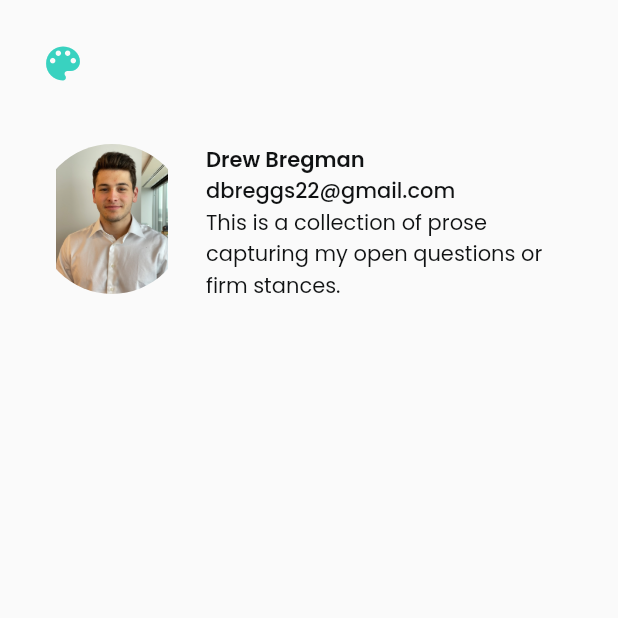
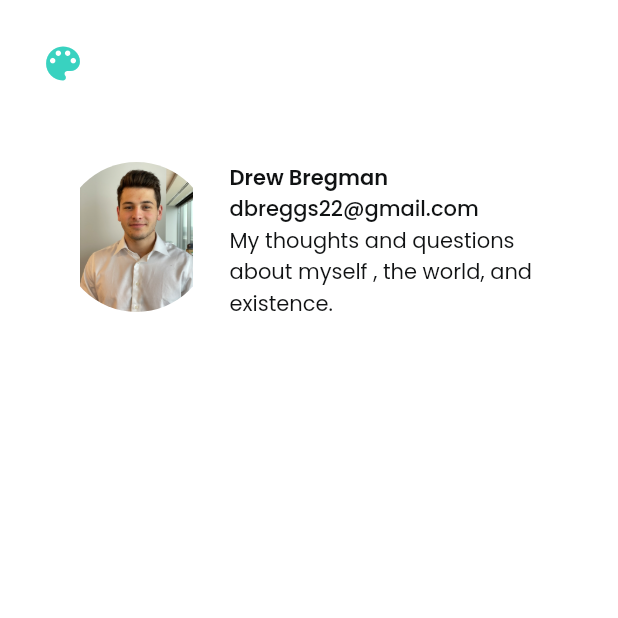
Before and after one commit to DrewBregman/personal_website, a Flutter app: the screen it shows once a user with an empty profile is signed in, after a tap on "Cancel", on a phone screen of 412 x 824 dp, the top half of it. Run offline on Flutter 3.47's test engine with Material 2 defaults, Android fonts, the phone set to English and light mode, and no system bars; our stand-ins replace auto_size_text, built_collection, built_value, cloud_firestore, easy_debounce, firebase_analytics and 13 more; missing offline and left inert: json_path; accounts and stored records are empty.

Commit message:
updates fonts and colors and containes and stuff

```diff
--- a/lib/auth/auth_util.dart
+++ b/lib/auth/auth_util.dart
@@ -39,7 +39,6 @@ Future<User?> signInOrCreateAccount(
 }
 
 Future signOut() {
-  updateUserJwtTimer();
   return FirebaseAuth.instance.signOut();
 }
 
@@ -108,27 +107,13 @@ bool get currentUserEmailVerified {
   return currentUser?.user?.emailVerified ?? false;
 }
 
-/// Create a timer that periodically gets the current user's JWT Token,
-/// since Firebase generates a new token every hour.
-Timer? _jwtTimer;
+/// Create a Stream that listens to the current user's JWT Token, since Firebase
+/// generates a new token every hour.
 String? _currentJwtToken;
-Future updateUserJwtTimer([User? user]) async {
-  _jwtTimer?.cancel();
-  // Clear the JWT token and return if the user is not logged in.
-  if (user == null) {
-    _currentJwtToken = null;
-    return;
-  }
-  // Update the user's JWT token immediately and then every hour
-  // based on the [currentUser].
-  try {
-    _currentJwtToken = await user.getIdToken();
-    _jwtTimer = Timer.periodic(
-      Duration(hours: 1),
-      (_) async => _currentJwtToken = await currentUser?.user?.getIdToken(),
-    );
-  } catch (_) {}
-}
+final jwtTokenStream = FirebaseAuth.instance
+    .idTokenChanges()
+    .map((user) async => _currentJwtToken = await user?.getIdToken())
+    .asBroadcastStream();
 
 // Set when using phone verification (after phone number is provided).
 String? _phoneAuthVerificationCode;
@@ -146,6 +131,7 @@ Future beginPhoneAuth({
     onCodeSent();
     return;
   }
+  final completer = Completer<bool>();
   // If you'd like auto-verification, without the user having to enter the SMS
   // code manually. Follow these instructions:
   // * For Android: https://firebase.google.com/docs/auth/android/phone-auth?authuser=0#enable-app-verification (SafetyNet set up)
@@ -165,16 +151,20 @@ Future beginPhoneAuth({
       // );
     },
     verificationFailed: (e) {
+      completer.complete(false);
       ScaffoldMessenger.of(context).showSnackBar(SnackBar(
         content: Text('Error: ${e.message!}'),
       ));
     },
     codeSent: (verificationId, _) {
       _phoneAuthVerificationCode = verificationId;
+      completer.complete(true);
       onCodeSent();
     },
     codeAutoRetrievalTimeout: (_) {},
   );
+
+  return completer.future;
 }
 
 Future verifySmsCode({
--- a/lib/auth/firebase_user_provider.dart
+++ b/lib/auth/firebase_user_provider.dart
@@ -1,26 +1,23 @@
 import 'package:firebase_auth/firebase_auth.dart';
 import 'package:rxdart/rxdart.dart';
 
-import 'auth_util.dart';
-
-class PersonalWebsiteFirebaseUser {
-  PersonalWebsiteFirebaseUser(this.user);
+class DrewBregmanFirebaseUser {
+  DrewBregmanFirebaseUser(this.user);
   User? user;
   bool get loggedIn => user != null;
 }
 
-PersonalWebsiteFirebaseUser? currentUser;
+DrewBregmanFirebaseUser? currentUser;
 bool get loggedIn => currentUser?.loggedIn ?? false;
-Stream<PersonalWebsiteFirebaseUser> personalWebsiteFirebaseUserStream() =>
+Stream<DrewBregmanFirebaseUser> drewBregmanFirebaseUserStream() =>
     FirebaseAuth.instance
         .authStateChanges()
         .debounce((user) => user == null && !loggedIn
             ? TimerStream(true, const Duration(seconds: 1))
             : Stream.value(user))
-        .map<PersonalWebsiteFirebaseUser>(
+        .map<DrewBregmanFirebaseUser>(
       (user) {
-        currentUser = PersonalWebsiteFirebaseUser(user);
-        updateUserJwtTimer(user);
+        currentUser = DrewBregmanFirebaseUser(user);
         return currentUser!;
       },
     );
--- a/lib/components/settings_widget.dart
+++ b/lib/components/settings_widget.dart
@@ -145,7 +145,6 @@ class _SettingsWidgetState extends State<SettingsWidget> {
                     ),
                   ),
                   style: FlutterFlowTheme.of(context).bodyText1,
-                  maxLines: 1,
                 ),
               ),
             ),
--- a/lib/create_blog_post/create_blog_post_widget.dart
+++ b/lib/create_blog_post/create_blog_post_widget.dart
@@ -189,10 +189,20 @@ class _CreateBlogPostWidgetState extends State<CreateBlogPostWidget> {
               ),
               Padding(
                 padding: EdgeInsetsDirectional.fromSTEB(16, 0, 16, 0),
+                child: Material(
+                  color: Colors.transparent,
+                  elevation: 3,
+                  shape: RoundedRectangleBorder(
+                    borderRadius: BorderRadius.circular(12),
+                  ),
                   child: ClipRRect(
+                    borderRadius: BorderRadius.circular(12),
                     child: Container(
                       width: MediaQuery.of(context).size.width * 0.9,
-                    decoration: BoxDecoration(),
+                      height: MediaQuery.of(context).size.height * 0.75,
+                      decoration: BoxDecoration(
+                        borderRadius: BorderRadius.circular(12),
+                      ),
                       child: Padding(
                         padding: EdgeInsetsDirectional.fromSTEB(0, 12, 0, 12),
                         child: Container(
@@ -208,8 +218,9 @@ class _CreateBlogPostWidgetState extends State<CreateBlogPostWidget> {
                             obscureText: false,
                             decoration: InputDecoration(
                               hintText: 'Expel the Thoughts...',
-                            hintStyle:
-                                FlutterFlowTheme.of(context).subtitle1.override(
+                              hintStyle: FlutterFlowTheme.of(context)
+                                  .subtitle1
+                                  .override(
                                     fontFamily: 'Poppins',
                                     color: FlutterFlowTheme.of(context)
                                         .secondaryText,
@@ -257,14 +268,14 @@ class _CreateBlogPostWidgetState extends State<CreateBlogPostWidget> {
                               contentPadding:
                                   EdgeInsetsDirectional.fromSTEB(16, 0, 16, 12),
                             ),
-                          style: FlutterFlowTheme.of(context)
-                              .subtitle1
-                              .override(
+                            style:
+                                FlutterFlowTheme.of(context).subtitle1.override(
                                       fontFamily: 'Poppins',
-                                color:
-                                    FlutterFlowTheme.of(context).tertiaryColor,
+                                      color: FlutterFlowTheme.of(context)
+                                          .tertiaryColor,
                                     ),
                             textAlign: TextAlign.start,
+                          ),
                         ),
                       ),
                     ),
--- a/lib/flutter_flow/internationalization.dart
+++ b/lib/flutter_flow/internationalization.dart
@@ -1,5 +1,8 @@
 import 'package:flutter/material.dart';
 import 'package:flutter/foundation.dart';
+import 'package:shared_preferences/shared_preferences.dart';
+
+const _kLocaleStorageKey = '__locale_key__';
 
 class FFLocalizations {
   FFLocalizations(this.locale);
@@ -10,6 +13,16 @@ class FFLocalizations {
       Localizations.of<FFLocalizations>(context, FFLocalizations)!;
 
   static List<String> languages() => ['en'];
+
+  static late SharedPreferences _prefs;
+  static Future initialize() async =>
+      _prefs = await SharedPreferences.getInstance();
+  static Future storeLocale(String locale) =>
+      _prefs.setString(_kLocaleStorageKey, locale);
+  static Locale? getStoredLocale() {
+    final locale = _prefs.getString(_kLocaleStorageKey);
+    return locale != null && locale.isNotEmpty ? createLocale(locale) : null;
+  }
 
   String get languageCode => locale.toString();
   int get languageIndex => languages().contains(languageCode)
@@ -29,8 +42,14 @@ class FFLocalizationsDelegate extends LocalizationsDelegate<FFLocalizations> {
   const FFLocalizationsDelegate();
 
   @override
-  bool isSupported(Locale locale) =>
-      FFLocalizations.languages().contains(locale.toString());
+  bool isSupported(Locale locale) {
+    final language = locale.toString();
+    return FFLocalizations.languages().contains(
+      language.endsWith('_')
+          ? language.substring(0, language.length - 1)
+          : language,
+    );
+  }
 
   @override
   Future<FFLocalizations> load(Locale locale) =>
--- a/lib/flutter_flow/nav/nav.dart
+++ b/lib/flutter_flow/nav/nav.dart
@@ -19,8 +19,8 @@ export 'serialization_util.dart';
 const kTransitionInfoKey = '__transition_info__';
 
 class AppStateNotifier extends ChangeNotifier {
-  PersonalWebsiteFirebaseUser? initialUser;
-  PersonalWebsiteFirebaseUser? user;
+  DrewBregmanFirebaseUser? initialUser;
+  DrewBregmanFirebaseUser? user;
   bool showSplashImage = true;
   String? _redirectLocation;
 
@@ -45,7 +45,7 @@ class AppStateNotifier extends ChangeNotifier {
   /// to perform subsequent actions (such as navigation) afterwards.
   void updateNotifyOnAuthChange(bool notify) => notifyOnAuthChange = notify;
 
-  void update(PersonalWebsiteFirebaseUser newUser) {
+  void update(DrewBregmanFirebaseUser newUser) {
     initialUser ??= newUser;
     user = newUser;
     // Refresh the app on auth change unless explicitly marked otherwise.
@@ -288,7 +288,7 @@ class FFRoute {
               ? Container(
                   color: Colors.transparent,
                   child: Image.asset(
-                    'assets/images/profile_picture_(1).jpeg',
+                    'assets/images/galaxy_ic.jpeg',
                     fit: BoxFit.cover,
                   ),
                 )
--- a/lib/home/home_widget.dart
+++ b/lib/home/home_widget.dart
@@ -31,6 +31,17 @@ class _HomeWidgetState extends State<HomeWidget> {
       body: SafeArea(
         child: GestureDetector(
           onTap: () => FocusScope.of(context).unfocus(),
+          child: Align(
+            alignment: AlignmentDirectional(0, 0),
+            child: Container(
+              width: MediaQuery.of(context).size.width,
+              height: MediaQuery.of(context).size.height * 1,
+              constraints: BoxConstraints(
+                maxWidth: 600,
+              ),
+              decoration: BoxDecoration(
+                color: FlutterFlowTheme.of(context).secondaryBackground,
+              ),
               child: Column(
                 mainAxisSize: MainAxisSize.max,
                 children: [
@@ -59,8 +70,8 @@ class _HomeWidgetState extends State<HomeWidget> {
                                 return Padding(
                                   padding: MediaQuery.of(context).viewInsets,
                                   child: Container(
-                                height:
-                                    MediaQuery.of(context).size.height * 0.9,
+                                    height: MediaQuery.of(context).size.height *
+                                        0.9,
                                     child: SettingsWidget(),
                                   ),
                                 );
@@ -75,9 +86,11 @@ class _HomeWidgetState extends State<HomeWidget> {
                     padding: EdgeInsetsDirectional.fromSTEB(12, 12, 12, 12),
                     child: Row(
                       mainAxisSize: MainAxisSize.max,
-                  mainAxisAlignment: MainAxisAlignment.spaceEvenly,
+                      mainAxisAlignment: MainAxisAlignment.center,
                       children: [
-                    Container(
+                        Align(
+                          alignment: AlignmentDirectional(0, 0),
+                          child: Container(
                             width: 100,
                             height: 100,
                             clipBehavior: Clip.antiAlias,
@@ -88,8 +101,12 @@ class _HomeWidgetState extends State<HomeWidget> {
                               'assets/images/profile_picture_(1).jpeg',
                             ),
                           ),
-                    Container(
-                      width: 250,
+                        ),
+                        Padding(
+                          padding:
+                              EdgeInsetsDirectional.fromSTEB(12, 12, 12, 12),
+                          child: Container(
+                            width: MediaQuery.of(context).size.width * 0.5,
                             height: 100,
                             decoration: BoxDecoration(),
                             child: Column(
@@ -102,21 +119,24 @@ class _HomeWidgetState extends State<HomeWidget> {
                                 ),
                                 Text(
                                   'dbreggs22@gmail.com',
-                            style:
-                                FlutterFlowTheme.of(context).bodyText1.override(
+                                  style: FlutterFlowTheme.of(context)
+                                      .bodyText1
+                                      .override(
                                         fontFamily: 'Poppins',
                                         fontWeight: FontWeight.w500,
                                       ),
                                 ),
                                 Text(
-                            'This is a collection of prose capturing my open questions or firm stances.',
-                            style:
-                                FlutterFlowTheme.of(context).bodyText1.override(
+                                  'My thoughts and questions about myself , the world, and existence.',
+                                  style: FlutterFlowTheme.of(context)
+                                      .bodyText1
+                                      .override(
                                         fontFamily: 'Poppins',
                                         fontWeight: FontWeight.normal,
                                       ),
                                 ),
                               ],
+                            ),
                           ),
                         ),
                       ],
@@ -146,8 +166,8 @@ class _HomeWidgetState extends State<HomeWidget> {
                                   width: 50,
                                   height: 50,
                                   child: CircularProgressIndicator(
-                                color:
-                                    FlutterFlowTheme.of(context).primaryColor,
+                                    color: FlutterFlowTheme.of(context)
+                                        .primaryColor,
                                   ),
                                 ),
                               );
@@ -171,8 +191,8 @@ class _HomeWidgetState extends State<HomeWidget> {
                                           0, 0, 4, 0),
                                       child: Text(
                                         '${listViewIndex.toString()}.',
-                                    style:
-                                        FlutterFlowTheme.of(context).bodyText1,
+                                        style: FlutterFlowTheme.of(context)
+                                            .bodyText1,
                                       ),
                                     ),
                                     Padding(
@@ -185,8 +205,10 @@ class _HomeWidgetState extends State<HomeWidget> {
                                           context.pushNamed(
                                             'view_blogpost',
                                             queryParams: {
-                                          'blogPostReference': serializeParam(
-                                            listViewBlogPostRecord.reference,
+                                              'blogPostReference':
+                                                  serializeParam(
+                                                listViewBlogPostRecord
+                                                    .reference,
                                                 ParamType.DocumentReference,
                                               ),
                                             }.withoutNulls,
@@ -223,8 +245,10 @@ class _HomeWidgetState extends State<HomeWidget> {
                                           context.pushNamed(
                                             'edit_blogpost',
                                             queryParams: {
-                                          'blogPostReference': serializeParam(
-                                            listViewBlogPostRecord.reference,
+                                              'blogPostReference':
+                                                  serializeParam(
+                                                listViewBlogPostRecord
+                                                    .reference,
                                                 ParamType.DocumentReference,
                                               ),
                                             }.withoutNulls,
@@ -248,7 +272,8 @@ class _HomeWidgetState extends State<HomeWidget> {
                                           var confirmDialogResponse =
                                               await showDialog<bool>(
                                                     context: context,
-                                                builder: (alertDialogContext) {
+                                                    builder:
+                                                        (alertDialogContext) {
                                                       return AlertDialog(
                                                         title: Text(
                                                             'Do you want to delete this post?'),
@@ -260,14 +285,16 @@ class _HomeWidgetState extends State<HomeWidget> {
                                                                 Navigator.pop(
                                                                     alertDialogContext,
                                                                     false),
-                                                        child: Text('Cancel'),
+                                                            child:
+                                                                Text('Cancel'),
                                                           ),
                                                           TextButton(
                                                             onPressed: () =>
                                                                 Navigator.pop(
                                                                     alertDialogContext,
                                                                     true),
-                                                        child: Text('Confirm'),
+                                                            child:
+                                                                Text('Confirm'),
                                                           ),
                                                         ],
                                                       );
@@ -277,7 +304,8 @@ class _HomeWidgetState extends State<HomeWidget> {
                                           if (confirmDialogResponse) {
                                             logFirebaseEvent(
                                                 'IconButton_backend_call');
-                                        await listViewBlogPostRecord.reference
+                                            await listViewBlogPostRecord
+                                                .reference
                                                 .delete();
                                           } else {
                                             logFirebaseEvent(
@@ -300,6 +328,8 @@ class _HomeWidgetState extends State<HomeWidget> {
               ),
             ),
           ),
+        ),
+      ),
     );
   }
 }
--- a/lib/main.dart
+++ b/lib/main.dart
@@ -32,7 +32,7 @@ class _MyAppState extends State<MyApp> {
   Locale? _locale;
   ThemeMode _themeMode = FlutterFlowTheme.themeMode;
 
-  late Stream<PersonalWebsiteFirebaseUser> userStream;
+  late Stream<DrewBregmanFirebaseUser> userStream;
 
   late AppStateNotifier _appStateNotifier;
   late GoRouter _router;
@@ -44,8 +44,9 @@ class _MyAppState extends State<MyApp> {
     super.initState();
     _appStateNotifier = AppStateNotifier();
     _router = createRouter(_appStateNotifier);
-    userStream = personalWebsiteFirebaseUserStream()
+    userStream = drewBregmanFirebaseUserStream()
       ..listen((user) => _appStateNotifier.update(user));
+    jwtTokenStream.listen((_) {});
     Future.delayed(
       Duration(seconds: 1),
       () => _appStateNotifier.stopShowingSplashImage(),
@@ -59,8 +60,10 @@ class _MyAppState extends State<MyApp> {
     super.dispose();
   }
 
-  void setLocale(String language) =>
-      setState(() => _locale = createLocale(language));
+  void setLocale(String language) {
+    setState(() => _locale = createLocale(language));
+  }
+
   void setThemeMode(ThemeMode mode) => setState(() {
         _themeMode = mode;
         FlutterFlowTheme.saveThemeMode(mode);
@@ -69,7 +72,7 @@ class _MyAppState extends State<MyApp> {
   @override
   Widget build(BuildContext context) {
     return MaterialApp.router(
-      title: 'Personal Website',
+      title: 'DrewBregman',
       localizationsDelegates: [
         FFLocalizationsDelegate(),
         GlobalMaterialLocalizations.delegate,
--- a/pubspec.yaml
+++ b/pubspec.yaml
@@ -1,4 +1,4 @@
-name: personal_website
+name: drew_bregman
 description: A new Flutter project.
 
 # The following line prevents the package from being accidentally published to
@@ -43,6 +43,7 @@ dependencies:
   firebase_core_platform_interface: 4.4.3
   firebase_core_web: 1.6.6
   flutter_animate: 1.0.0
+  flutter_cache_manager: 3.3.0
   font_awesome_flutter: 10.1.0
   from_css_color: 2.0.0
   go_router: 3.1.0
@@ -62,6 +63,7 @@ dependencies:
   sign_in_with_apple: 4.1.0
   sign_in_with_apple_platform_interface: 1.0.0
   sign_in_with_apple_web: 1.0.1
+  sqflite: 2.2.0+2
   timeago: 3.2.2
   url_launcher: 6.1.5
 
@@ -83,7 +85,7 @@ flutter_icons:
   android: true
   ios: true
   remove_alpha_ios: true
-  image_path: 'assets/images/app_launcher_icon.jpeg'
+  image_path: 'assets/images/app_launcher_icon.png'
 
 
 # For information on the generic Dart part of this file, see the
```
Also changed, not shown: lib/edit_blogpost/edit_blogpost_widget.dart (+6 -2 lines), lib/flutter_flow/flutter_flow_util.dart (+6 -2 lines), lib/view_blogpost/view_blogpost_widget.dart (+57 -34 lines), assets/images/app_launcher_icon.jpeg (deleted), assets/images/app_launcher_icon.png (added), assets/images/galaxy_ic.jpeg (added), 10 other files. Lines whose indentation alone changed are shown as unchanged.
